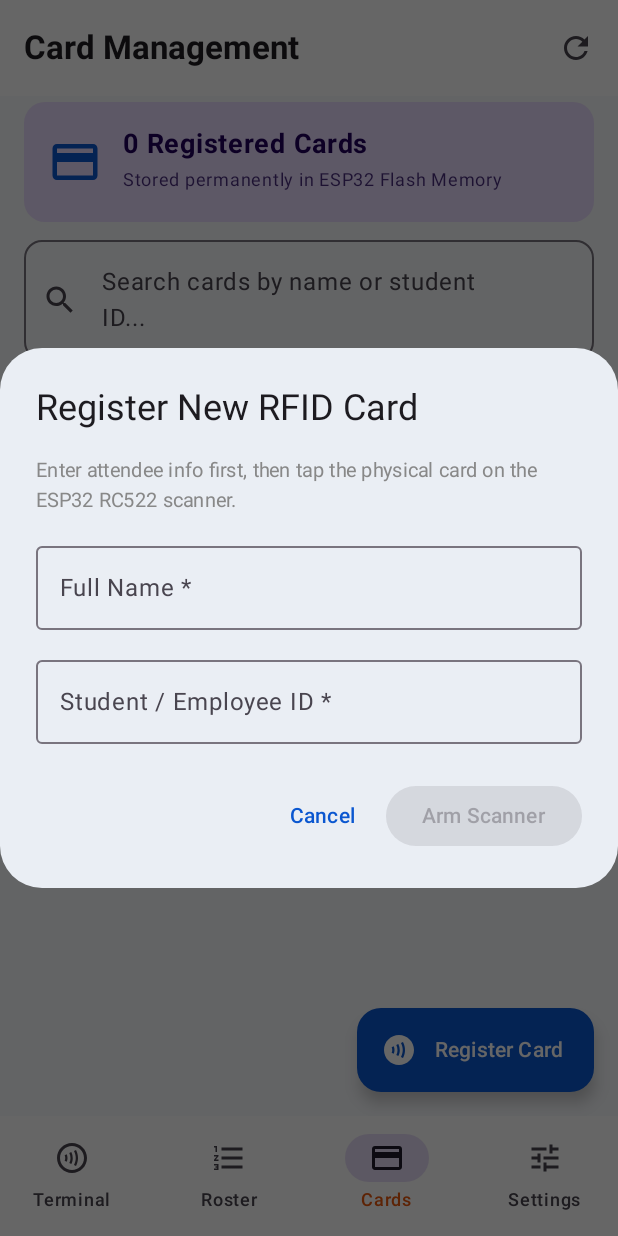
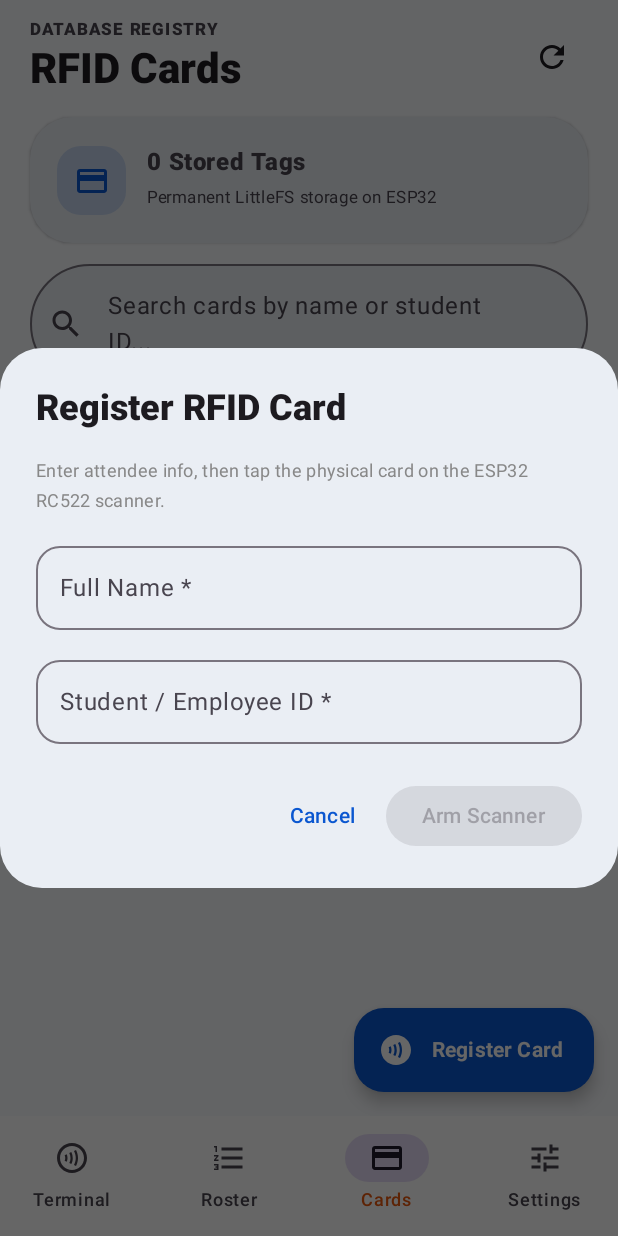
Before and after one commit to austin12363/ESP32-RFID-Attendance-System, an Android app built with Jetpack Compose: the CardsScreen screen opened through its navigation route, after a tap on "Register Card", on a phone screen of 412 x 824 dp. Run offline under Robolectric (Android 15) with nearby library versions, the phone set to English and light mode, and no system bars.

Commit message:
Remove AI-like greeting; replace with clean functional Material You system titles and 28dp chunky cards

```diff
--- a/android-app/app/src/main/java/com/slsu/attendance/ui/screens/CardsScreen.kt
+++ b/android-app/app/src/main/java/com/slsu/attendance/ui/screens/CardsScreen.kt
@@ -1,9 +1,9 @@
 package com.slsu.attendance.ui.screens
 
-import androidx.compose.foundation.background
 import androidx.compose.foundation.layout.*
 import androidx.compose.foundation.lazy.LazyColumn
 import androidx.compose.foundation.lazy.items
+import androidx.compose.foundation.shape.CircleShape
 import androidx.compose.foundation.shape.RoundedCornerShape
 import androidx.compose.material.icons.Icons
 import androidx.compose.material.icons.filled.*
@@ -11,7 +11,6 @@ import androidx.compose.material3.*
 import androidx.compose.runtime.*
 import androidx.compose.ui.Alignment
 import androidx.compose.ui.Modifier
-import androidx.compose.ui.draw.clip
 import androidx.compose.ui.graphics.Color
 import androidx.compose.ui.text.font.FontWeight
 import androidx.compose.ui.unit.dp
@@ -36,68 +35,91 @@ fun CardsScreen(viewModel: AttendanceViewModel, uiState: UiState) {
         }
     }
 
+    val primaryColor = MaterialTheme.colorScheme.primary
+
     Scaffold(
-        topBar = {
-            TopAppBar(
-                title = { Text("Card Management", fontWeight = FontWeight.Bold) },
-                actions = {
+        containerColor = MaterialTheme.colorScheme.background,
+        floatingActionButton = {
+            ExtendedFloatingActionButton(
+                onClick = { showRegisterDialog = true },
+                icon = { Icon(Icons.Default.Contactless, contentDescription = null) },
+                text = { Text("Register Card", fontWeight = FontWeight.Bold) },
+                containerColor = primaryColor,
+                contentColor = Color.White,
+                shape = RoundedCornerShape(20.dp)
+            )
+        }
+    ) { paddingValues ->
+        Column(
+            modifier = Modifier
+                .fillMaxSize()
+                .padding(paddingValues)
+                .padding(horizontal = 20.dp, vertical = 12.dp),
+            verticalArrangement = Arrangement.spacedBy(14.dp)
+        ) {
+            // Header
+            Row(
+                modifier = Modifier.fillMaxWidth(),
+                horizontalArrangement = Arrangement.SpaceBetween,
+                verticalAlignment = Alignment.CenterVertically
+            ) {
+                Column {
+                    Text(
+                        text = "DATABASE REGISTRY",
+                        style = MaterialTheme.typography.labelSmall,
+                        fontWeight = FontWeight.Black,
+                        letterSpacing = 1.2.sp,
+                        color = MaterialTheme.colorScheme.onSurfaceVariant
+                    )
+                    Text(
+                        text = "RFID Cards",
+                        style = MaterialTheme.typography.headlineMedium,
+                        fontWeight = FontWeight.Black
+                    )
+                }
+
                 IconButton(onClick = { viewModel.loadCards() }) {
                     Icon(Icons.Default.Refresh, contentDescription = "Refresh")
                 }
             }
-            )
-        },
-        floatingActionButton = {
-            ExtendedFloatingActionButton(
-                onClick = { showRegisterDialog = true },
-                icon = { Icon(Icons.Default.Contactless, contentDescription = null) },
-                text = { Text("Register Card") },
-                containerColor = MaterialTheme.colorScheme.primary
-            )
-        }
-    ) { paddingValues ->
-        LazyColumn(
-            modifier = Modifier
-                .fillMaxSize()
-                .padding(paddingValues)
-                .padding(horizontal = 16.dp),
-            verticalArrangement = Arrangement.spacedBy(12.dp)
-        ) {
-            item {
-                Card(
-                    modifier = Modifier.fillMaxWidth().padding(top = 4.dp),
-                    shape = RoundedCornerShape(14.dp),
-                    colors = CardDefaults.cardColors(containerColor = MaterialTheme.colorScheme.primaryContainer)
+
+            // Summary Card (28dp rounded)
+            ElevatedCard(
+                modifier = Modifier.fillMaxWidth(),
+                shape = RoundedCornerShape(28.dp),
+                colors = CardDefaults.elevatedCardColors(containerColor = MaterialTheme.colorScheme.surfaceVariant),
+                elevation = CardDefaults.elevatedCardElevation(defaultElevation = 1.dp)
             ) {
                 Row(
-                        modifier = Modifier.padding(16.dp),
-                        verticalAlignment = Alignment.CenterVertically
+                    modifier = Modifier.padding(18.dp),
+                    verticalAlignment = Alignment.CenterVertically,
+                    horizontalArrangement = Arrangement.spacedBy(14.dp)
                 ) {
-                        Icon(
-                            Icons.Default.CreditCard,
-                            contentDescription = null,
-                            tint = MaterialTheme.colorScheme.primary,
-                            modifier = Modifier.size(36.dp)
-                        )
-                        Spacer(Modifier.width(14.dp))
+                    Surface(
+                        modifier = Modifier.size(46.dp),
+                        shape = RoundedCornerShape(16.dp),
+                        color = primaryColor.copy(alpha = 0.16f)
+                    ) {
+                        Box(contentAlignment = Alignment.Center) {
+                            Icon(Icons.Default.CreditCard, contentDescription = null, tint = primaryColor, modifier = Modifier.size(24.dp))
+                        }
+                    }
                     Column {
                         Text(
-                                text = "${uiState.registeredCards.size} Registered Cards",
-                                fontSize = 18.sp,
-                                fontWeight = FontWeight.Bold,
-                                color = MaterialTheme.colorScheme.onPrimaryContainer
+                            text = "${uiState.registeredCards.size} Stored Tags",
+                            fontSize = 16.sp,
+                            fontWeight = FontWeight.Black
                         )
                         Text(
-                                text = "Stored permanently in ESP32 Flash Memory",
-                                fontSize = 12.sp,
-                                color = MaterialTheme.colorScheme.onPrimaryContainer.copy(alpha = 0.8f)
+                            text = "Permanent LittleFS storage on ESP32",
+                            fontSize = 11.sp,
+                            color = MaterialTheme.colorScheme.onSurfaceVariant
                         )
                     }
                 }
             }
-            }
 
-            item {
+            // Search Pill (CircleShape)
             OutlinedTextField(
                 value = searchQuery,
                 onValueChange = { searchQuery = it },
@@ -111,35 +133,49 @@ fun CardsScreen(viewModel: AttendanceViewModel, uiState: UiState) {
                         }
                     }
                 },
-                    shape = RoundedCornerShape(12.dp),
-                    singleLine = true
+                shape = CircleShape,
+                singleLine = true,
+                colors = OutlinedTextFieldDefaults.colors(
+                    focusedContainerColor = MaterialTheme.colorScheme.surfaceVariant,
+                    unfocusedContainerColor = MaterialTheme.colorScheme.surfaceVariant
                 )
-            }
+            )
 
+            // Cards List
             if (filteredCards.isEmpty()) {
-                item {
                 Box(
-                        modifier = Modifier
-                            .fillMaxWidth()
-                            .padding(vertical = 40.dp),
+                    modifier = Modifier.fillMaxSize().padding(bottom = 80.dp),
                     contentAlignment = Alignment.Center
                 ) {
+                    Column(horizontalAlignment = Alignment.CenterHorizontally) {
+                        Surface(
+                            modifier = Modifier.size(64.dp),
+                            shape = CircleShape,
+                            color = MaterialTheme.colorScheme.surfaceVariant
+                        ) {
+                            Box(contentAlignment = Alignment.Center) {
+                                Icon(Icons.Default.CreditCard, contentDescription = null, tint = Color.Gray, modifier = Modifier.size(32.dp))
+                            }
+                        }
+                        Spacer(Modifier.height(10.dp))
                         Text(
-                            text = if (uiState.registeredCards.isEmpty()) "No registered cards found in database.\nClick 'Register Card' to pair your first RFID tag." else "No cards match your search.",
+                            text = if (uiState.registeredCards.isEmpty()) "No registered cards found in database.\nClick 'Register Card' to pair your first tag." else "No cards match your search.",
                             color = Color.Gray,
-                            fontSize = 14.sp,
+                            fontSize = 13.sp,
                             textAlign = androidx.compose.ui.text.style.TextAlign.Center
                         )
                     }
                 }
             } else {
+                LazyColumn(
+                    modifier = Modifier.fillMaxSize(),
+                    verticalArrangement = Arrangement.spacedBy(10.dp),
+                    contentPadding = PaddingValues(bottom = 90.dp)
+                ) {
                     items(filteredCards, key = { it.uid ?: it.studentId ?: it.index.toString() }) { card ->
-                    CardRow(card = card, onDelete = { cardToDelete = card })
+                        ChunkyCardItemRow(card = card, onDelete = { cardToDelete = card })
                     }
                 }
-
-            item {
-                Spacer(modifier = Modifier.height(70.dp))
             }
         }
     }
@@ -156,14 +192,17 @@ fun CardsScreen(viewModel: AttendanceViewModel, uiState: UiState) {
                 showRegisterDialog = false
             },
             title = {
-                Text(if (!uiState.isRegistering) "Register New RFID Card" else "Tap Card on Reader")
+                Text(
+                    text = if (!uiState.isRegistering) "Register RFID Card" else "Tap Card on Reader",
+                    fontWeight = FontWeight.Black
+                )
             },
             text = {
                 Column(verticalArrangement = Arrangement.spacedBy(12.dp)) {
                     if (!uiState.isRegistering) {
                         Text(
-                            "Enter attendee info first, then tap the physical card on the ESP32 RC522 scanner.",
-                            fontSize = 13.sp,
+                            "Enter attendee info, then tap the physical card on the ESP32 RC522 scanner.",
+                            fontSize = 12.sp,
                             color = Color.Gray
                         )
                         OutlinedTextField(
@@ -171,48 +210,50 @@ fun CardsScreen(viewModel: AttendanceViewModel, uiState: UiState) {
                             onValueChange = { candidateName = it },
                             label = { Text("Full Name *") },
                             placeholder = { Text("e.g. Juan D. Dela Cruz") },
-                            modifier = Modifier.fillMaxWidth()
+                            modifier = Modifier.fillMaxWidth(),
+                            shape = RoundedCornerShape(16.dp)
                         )
                         OutlinedTextField(
                             value = candidateId,
                             onValueChange = { candidateId = it },
                             label = { Text("Student / Employee ID *") },
                             placeholder = { Text("e.g. 2024-00129") },
-                            modifier = Modifier.fillMaxWidth()
+                            modifier = Modifier.fillMaxWidth(),
+                            shape = RoundedCornerShape(16.dp)
                         )
                     } else {
                         // Live Scanning State
-                        Box(
-                            modifier = Modifier
-                                .fillMaxWidth()
-                                .clip(RoundedCornerShape(12.dp))
-                                .background(
-                                    when (regState?.state) {
+                        ElevatedCard(
+                            modifier = Modifier.fillMaxWidth(),
+                            shape = RoundedCornerShape(24.dp),
+                            colors = CardDefaults.elevatedCardColors(
+                                containerColor = when (regState?.state) {
                                     "success", "same_card" -> Color(0xFFD1FAE5)
                                     "conflict" -> Color(0xFFFEE2E2)
                                     else -> MaterialTheme.colorScheme.surfaceVariant
                                 }
                             )
-                                .padding(16.dp),
-                            contentAlignment = Alignment.Center
                         ) {
-                            Column(horizontalAlignment = Alignment.CenterHorizontally) {
+                            Column(
+                                modifier = Modifier.padding(20.dp).fillMaxWidth(),
+                                horizontalAlignment = Alignment.CenterHorizontally
+                            ) {
                                 if (regState?.state == "waiting") {
-                                    CircularProgressIndicator(modifier = Modifier.size(36.dp))
-                                    Spacer(Modifier.height(12.dp))
-                                    Text("Waiting for physical card tap...", fontWeight = FontWeight.Bold)
-                                    Text("Bring RFID tag close to RC522 module", fontSize = 12.sp, color = Color.Gray)
+                                    CircularProgressIndicator(modifier = Modifier.size(36.dp), color = primaryColor)
+                                    Spacer(Modifier.height(14.dp))
+                                    Text("Waiting for physical card tap...", fontWeight = FontWeight.Black)
+                                    Text("Bring RFID tag close to RC522 module", fontSize = 11.sp, color = Color.Gray)
                                 } else if (regState?.state == "success" || regState?.state == "same_card") {
-                                    Icon(Icons.Default.CheckCircle, contentDescription = null, tint = Color(0xFF059669), modifier = Modifier.size(40.dp))
+                                    Icon(Icons.Default.CheckCircle, contentDescription = null, tint = Color(0xFF059669), modifier = Modifier.size(44.dp))
                                     Spacer(Modifier.height(8.dp))
-                                    Text("Card Registered!", fontWeight = FontWeight.Bold, color = Color(0xFF047857))
-                                    Text("UID: ${regState.resultUid}", fontSize = 13.sp)
-                                    Text("Assigned to: ${regState.candidateName}", fontSize = 13.sp)
+                                    Text("Card Registered!", fontWeight = FontWeight.Black, color = Color(0xFF047857))
+                                    Text("UID: ${regState.resultUid}", fontSize = 12.sp)
+                                    Text("Assigned to: ${regState.candidateName}", fontSize = 12.sp)
                                 } else if (regState?.state == "conflict") {
-                                    Icon(Icons.Default.Error, contentDescription = null, tint = Color(0xFFDC2626), modifier = Modifier.size(40.dp))
+                                    Icon(Icons.Default.Error, contentDescription = null, tint = Color(0xFFDC2626), modifier = Modifier.size(44.dp))
                                     Spacer(Modifier.height(8.dp))
-                                    Text("Card Already In Use!", fontWeight = FontWeight.Bold, color = Color(0xFF991B1B))
-                                    Text("Owner: ${regState.conflictOwner} (${regState.conflictId})", fontSize = 12.sp)
+                                    Text("Card Already In Use!", fontWeight = FontWeight.Black, color = Color(0xFF991B1B))
+                                    Text("Owner: ${regState.conflictOwner}", fontSize = 12.sp)
                                 } else {
                                     Text(regState?.message ?: "Status: ${regState?.state ?: "idle"}")
                                 }
@@ -225,6 +266,7 @@ fun CardsScreen(viewModel: AttendanceViewModel, uiState: UiState) {
                 if (!uiState.isRegistering) {
                     Button(
                         enabled = candidateName.isNotBlank() && candidateId.isNotBlank(),
+                        shape = CircleShape,
                         onClick = {
                             viewModel.startCardRegistration(candidateName, candidateId)
                         }
@@ -232,10 +274,13 @@ fun CardsScreen(viewModel: AttendanceViewModel, uiState: UiState) {
                         Text("Arm Scanner")
                     }
                 } else if (regState?.state == "success" || regState?.state == "same_card") {
-                    Button(onClick = {
+                    Button(
+                        shape = CircleShape,
+                        onClick = {
                             viewModel.cancelRegistration()
                             showRegisterDialog = false
-                    }) {
+                        }
+                    ) {
                         Text("Done")
                     }
                 }
@@ -255,12 +300,13 @@ fun CardsScreen(viewModel: AttendanceViewModel, uiState: UiState) {
     cardToDelete?.let { card ->
         AlertDialog(
             onDismissRequest = { cardToDelete = null },
-            title = { Text("Delete Card?") },
+            title = { Text("Delete Card?", fontWeight = FontWeight.Black) },
             text = {
                 Text("Are you sure you want to remove card UID ${card.uid} assigned to ${card.name}?")
             },
             confirmButton = {
                 Button(
+                    shape = CircleShape,
                     colors = ButtonDefaults.buttonColors(containerColor = MaterialTheme.colorScheme.error),
                     onClick = {
                         card.uid?.let { viewModel.deleteCard(it) }
@@ -280,11 +326,14 @@ fun CardsScreen(viewModel: AttendanceViewModel, uiState: UiState) {
 }
 
 @Composable
-fun CardRow(card: CardItem, onDelete: () -> Unit) {
-    Card(
+fun ChunkyCardItemRow(card: CardItem, onDelete: () -> Unit) {
+    val primaryColor = MaterialTheme.colorScheme.primary
+
+    ElevatedCard(
         modifier = Modifier.fillMaxWidth(),
-        shape = RoundedCornerShape(10.dp),
-        colors = CardDefaults.cardColors(containerColor = MaterialTheme.colorScheme.surface)
+        shape = RoundedCornerShape(24.dp),
+        colors = CardDefaults.elevatedCardColors(containerColor = MaterialTheme.colorScheme.surfaceVariant),
+        elevation = CardDefaults.elevatedCardElevation(defaultElevation = 1.dp)
     ) {
         Row(
             modifier = Modifier
@@ -292,45 +341,45 @@ fun CardRow(card: CardItem, onDelete: () -> Unit) {
                 .padding(14.dp),
             verticalAlignment = Alignment.CenterVertically
         ) {
-            Box(
-                modifier = Modifier
-                    .size(40.dp)
-                    .clip(RoundedCornerShape(10.dp))
-                    .background(MaterialTheme.colorScheme.secondaryContainer),
-                contentAlignment = Alignment.Center
+            Surface(
+                modifier = Modifier.size(44.dp),
+                shape = RoundedCornerShape(16.dp),
+                color = primaryColor.copy(alpha = 0.16f)
             ) {
+                Box(contentAlignment = Alignment.Center) {
                     Icon(
                         Icons.Default.CreditCard,
                         contentDescription = null,
-                    tint = MaterialTheme.colorScheme.secondary,
-                    modifier = Modifier.size(24.dp)
+                        tint = primaryColor,
+                        modifier = Modifier.size(22.dp)
                     )
                 }
+            }
 
-            Spacer(modifier = Modifier.width(14.dp))
+            Spacer(Modifier.width(12.dp))
 
             Column(modifier = Modifier.weight(1f)) {
                 Text(
                     text = card.name?.ifBlank { "Unassigned" } ?: "Attendee",
-                    fontWeight = FontWeight.SemiBold,
-                    fontSize = 15.sp
+                    fontWeight = FontWeight.Bold,
+                    fontSize = 14.sp
                 )
                 Text(
                     text = "ID: ${card.studentId?.ifBlank { "--" }} • UID: ${card.uid ?: "--"}",
-                    fontSize = 12.sp,
+                    fontSize = 11.sp,
                     color = MaterialTheme.colorScheme.onSurfaceVariant
                 )
                 if (!card.regDate.isNullOrBlank()) {
                     Text(
                         text = "Registered: ${card.regDate}",
-                        fontSize = 11.sp,
+                        fontSize = 10.sp,
                         color = Color.Gray
                     )
                 }
             }
 
             IconButton(onClick = onDelete) {
-                Icon(Icons.Default.DeleteOutline, contentDescription = "Delete", tint = Color.Gray)
+                Icon(Icons.Default.Close, contentDescription = "Delete", tint = Color.Gray, modifier = Modifier.size(16.dp))
             }
         }
     }
--- a/android-app/app/src/main/java/com/slsu/attendance/ui/screens/DashboardScreen.kt
+++ b/android-app/app/src/main/java/com/slsu/attendance/ui/screens/DashboardScreen.kt
@@ -47,7 +47,7 @@ fun DashboardScreen(viewModel: AttendanceViewModel, uiState: UiState) {
             verticalArrangement = Arrangement.spacedBy(16.dp)
         ) {
 
-            // 1. Material You Greeting & Status Pills (Matching Reference Image 2)
+            // 1. Material You System Header & Status Pills
             Column(verticalArrangement = Arrangement.spacedBy(8.dp)) {
                 Row(
                     modifier = Modifier.fillMaxWidth(),
@@ -56,14 +56,14 @@ fun DashboardScreen(viewModel: AttendanceViewModel, uiState: UiState) {
                 ) {
                     Column {
                         Text(
-                            text = "ESP32 TERMINAL",
+                            text = "RC522 STANDALONE TERMINAL",
                             style = MaterialTheme.typography.labelSmall,
                             fontWeight = FontWeight.Black,
                             letterSpacing = 1.2.sp,
                             color = MaterialTheme.colorScheme.onSurfaceVariant
                         )
                         Text(
-                            text = "Attendance Hub",
+                            text = "Attendance Console",
                             style = MaterialTheme.typography.headlineMedium,
                             fontWeight = FontWeight.Black,
                             color = MaterialTheme.colorScheme.onSurface
--- a/android-app/app/src/main/java/com/slsu/attendance/ui/screens/SettingsScreen.kt
+++ b/android-app/app/src/main/java/com/slsu/attendance/ui/screens/SettingsScreen.kt
@@ -43,14 +43,14 @@ fun SettingsScreen(viewModel: AttendanceViewModel, uiState: UiState) {
             item {
                 Column {
                     Text(
-                        text = "MATERIAL YOU",
+                        text = "SYSTEM CONFIGURATION",
                         style = MaterialTheme.typography.labelSmall,
                         fontWeight = FontWeight.Black,
                         letterSpacing = 1.2.sp,
                         color = MaterialTheme.colorScheme.onSurfaceVariant
                     )
                     Text(
-                        text = "Hardware & Settings",
+                        text = "Terminal Settings",
                         style = MaterialTheme.typography.headlineMedium,
                         fontWeight = FontWeight.Black
                     )
```
Lines whose indentation alone changed are shown as unchanged.
